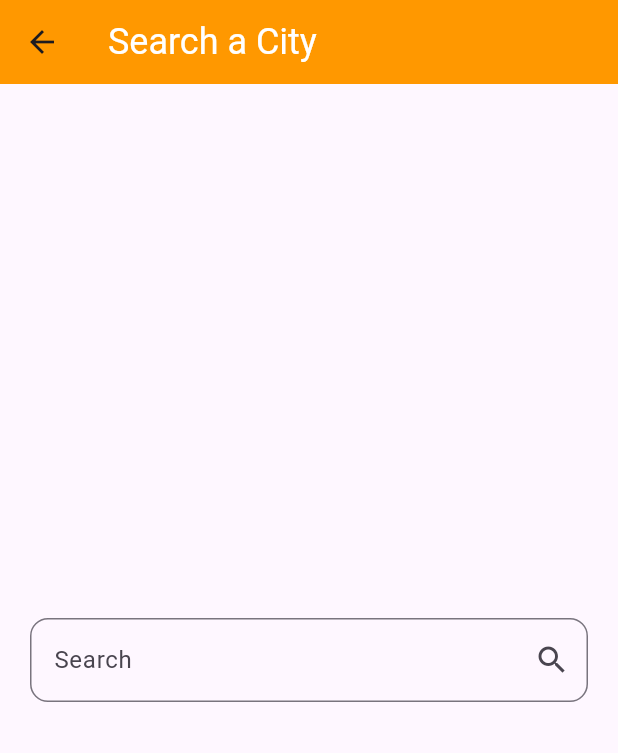
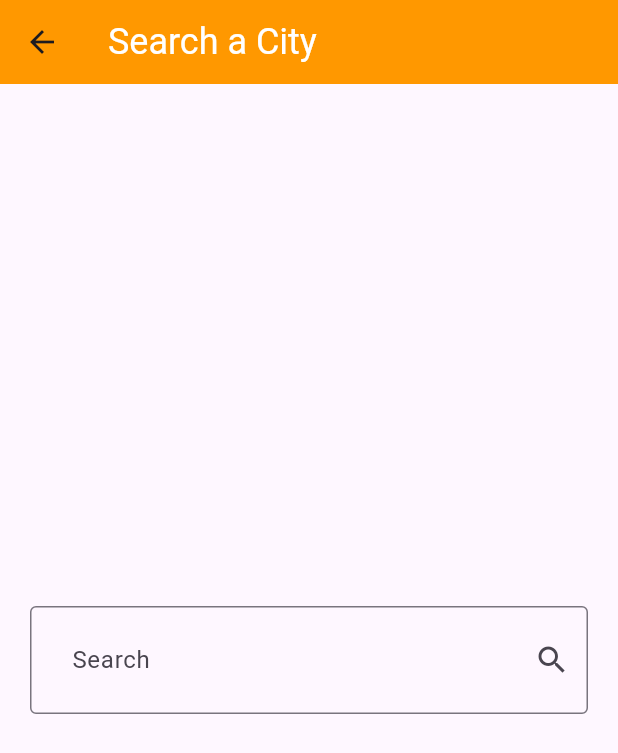
Before and after one commit to ali72-20/weather, a Flutter app: the search screen opened directly, on a phone screen of 412 x 824 dp. Shown: the top 753 px of the screen. Run offline on Flutter 3.47's test engine with Material 3 defaults, Android fonts, the phone set to English and light mode, and no system bars.

Commit message:
& search bar

```diff
--- a/lib/widgets/search view.dart
+++ b/lib/widgets/search view.dart
@@ -4,6 +4,7 @@ import 'package:flutter/cupertino.dart';
 import 'package:flutter/material.dart';
 import 'package:flutter/painting.dart';
 import 'package:flutter/rendering.dart';
+import 'package:flutter/widgets.dart';
 
 class search extends StatefulWidget {
   const search({super.key});
@@ -28,10 +29,8 @@ class _searchState extends State<search> {
         child: Center(
           child: TextField(
             decoration: InputDecoration(
-              border: OutlineInputBorder(
-                borderRadius:BorderRadius.all(Radius.circular(12),),
-                borderSide:BorderSide(color: Colors.red)
-              ),
+              contentPadding: EdgeInsets.symmetric(vertical: 24, horizontal: 24),
+              border: OutlineInputBorder(),
               hintText: 'Enter city name',
               suffixIcon: Icon(Icons.search),
               label: Text("Search")
```
